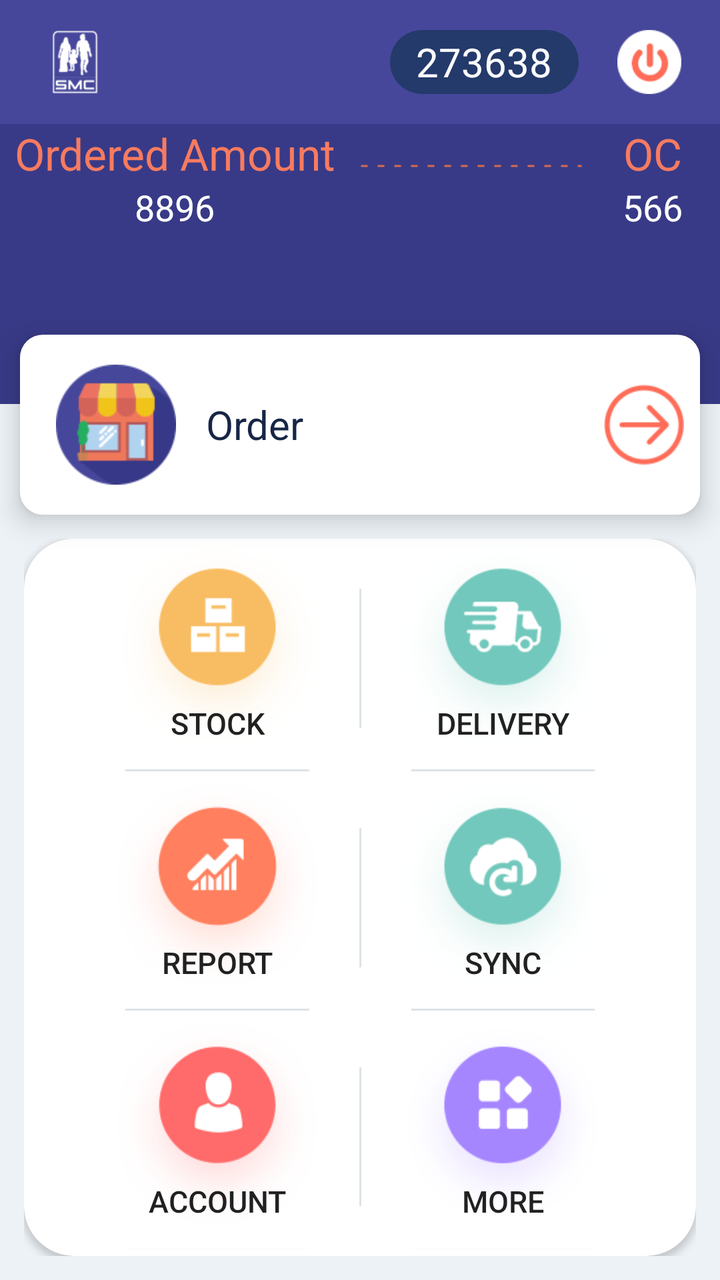
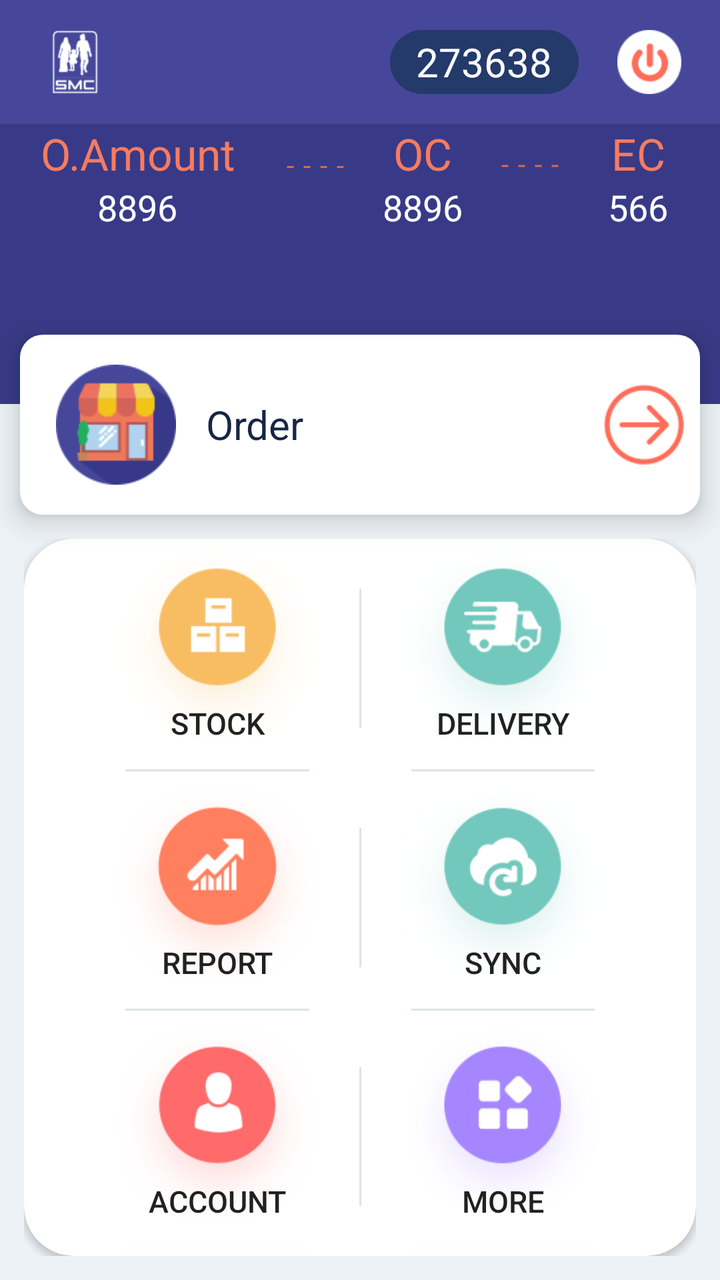

Screens rendered from an Android XML layout before and after an edit, with the pre-edit source and the edit as a unified diff.
<!-- AndroidManifest.xml: application theme AppTheme -->
<!-- res/layout/activity_dashboard.xml -->
<?xml version="1.0" encoding="utf-8"?>
<LinearLayout xmlns:android="http://schemas.android.com/apk/res/android"
    xmlns:app="http://schemas.android.com/apk/res-auto"
    xmlns:tools="http://schemas.android.com/tools"
    android:layout_width="match_parent"
    android:layout_height="match_parent"
    android:orientation="vertical"
    tools:context=".Dashboard">

    <LinearLayout
        android:layout_gravity="center_vertical"
        android:layout_width="match_parent"
        android:layout_height="match_parent"
        android:orientation="vertical"
        android:background="@color/background_color"
        android:weightSum="3.6">

        <LinearLayout
            android:layout_width="match_parent"
            android:layout_height="0dp"
            android:background="@color/secondary_color"
            android:weightSum="2"
            android:orientation="horizontal"
            android:layout_weight="0.4">
            <LinearLayout
                android:layout_width="0dp"
                android:layout_height="match_parent"
                android:weightSum="1"
                android:orientation="horizontal"
                android:gravity="left"
                android:layout_weight="1">
                <ImageView
                    android:id="@+id/back"
                    android:layout_width="0dp"
                    android:layout_height="match_parent"
                    android:layout_weight="0.3"
                    android:src="@drawable/logo1"
                    android:layout_margin="15dp"></ImageView>

            </LinearLayout>
            <LinearLayout
                android:layout_width="0dp"
                android:layout_height="match_parent"
                android:weightSum="1"
                android:gravity="right"
                android:orientation="horizontal"
                android:layout_weight="1">
                <TextView
                    android:id="@+id/user_txt_view"
                    android:layout_width="0dp"
                    android:layout_height="match_parent"
                    android:layout_weight="0.7"
                    android:layout_marginTop="15dp"
                    android:layout_marginBottom="15dp"
                    android:layout_marginLeft="15dp"
                    android:background="@drawable/login_id_bg_shade"
                    android:text="273638"
                    android:autoSizeTextType="uniform"
                    android:autoSizeMinTextSize="12sp"
                    android:autoSizeMaxTextSize="20sp"
                    android:autoSizeStepGranularity="2sp"
                    android:textColor="@color/background_white"
                    android:textAlignment="center"
                    android:gravity="center"></TextView>
                <ImageView
                    android:id="@+id/home"
                    android:layout_width="0dp"
                    android:layout_height="match_parent"
                    android:layout_weight="0.3"
                    android:src="@drawable/lb"
                    android:layout_margin="15dp">

                </ImageView>


            </LinearLayout>

        </LinearLayout>

        <LinearLayout
            android:layout_width="match_parent"
            android:layout_height="0dp"
            android:layout_gravity="center"
            android:layout_weight="0.9"
            android:background="@color/background"
            android:orientation="vertical">

            <LinearLayout
                android:layout_width="371dp"
                android:layout_height="84dp"
                android:weightSum="100"
                android:orientation="horizontal"
                android:layout_gravity="center">

                <LinearLayout
                    android:layout_width="0dp"
                    android:layout_weight="50"
                    android:layout_height="wrap_content"
                    android:orientation="vertical">

                <TextView
                    android:id="@+id/castTxt"
                    android:layout_width="match_parent"
                    android:layout_height="wrap_content"
                    android:gravity="center"
                    android:maxLines="1"
                    android:text="Ordered Amount"
                    android:layout_alignParentLeft="true"
                    android:textColor="#F77B60"
                    android:textSize="22sp"
                    />

                <TextView
                    android:id="@+id/cash_number"
                    android:layout_width="match_parent"
                    android:layout_height="wrap_content"
                    android:layout_alignBottom="@+id/castTxt"
                    android:text="8896"
                    android:textAlignment="center"
                    android:textColor="#FEFFFF"
                    android:textSize="18sp" />
                </LinearLayout>
                <View
                    android:layout_width="0dp"
                    android:layout_weight="30"
                    android:layout_marginTop="20dp"
                    android:layout_height="2dp"
                    android:layout_alignLeft="@+id/castTxt"

                    android:background="@drawable/dashline" />
                <LinearLayout
                    android:layout_width="0dp"
                    android:layout_weight="19"
                    android:layout_height="wrap_content"
                    android:orientation="vertical">
                <TextView
                    android:id="@+id/ocTxt"
                    android:layout_width="match_parent"
                    android:layout_height="wrap_content"
                    android:gravity="center"
                    android:maxLines="1"
                    android:text="OC"
                    android:textColor="#F77B60"
                    android:textSize="22sp"
                    android:layout_alignParentRight="true"
                   />

                <TextView
                    android:id="@+id/oc_value"
                    android:layout_width="match_parent"
                    android:layout_height="wrap_content"
                    android:layout_alignBottom="@+id/ocTxt"
                    android:layout_alignParentRight="true"
                    android:maxLines="1"
                    android:textAlignment="center"
                    android:text="566"
                    android:textColor="#FEFFFF"
                    android:textSize="18sp" />
                </LinearLayout>


            </LinearLayout>

        </LinearLayout>

        <LinearLayout
            android:id="@+id/logo"
            android:layout_width="340dp"
            android:layout_height="90dp"
            android:layout_gravity="center_horizontal"
            android:layout_marginTop="-35dp"
            android:gravity="left|center"
            android:elevation="8dp"
            android:background="@drawable/layout_bg"
            android:orientation="horizontal">

            <ImageView
                android:layout_width="60dp"
                android:layout_height="60dp"
                android:layout_marginLeft="15dp"
                android:src="@drawable/outleticon" />

            <TextView
                android:layout_width="wrap_content"
                android:layout_height="wrap_content"
                android:layout_marginLeft="15dp"
                android:text="Order"

                android:textColor="#172646"
                android:textSize="20sp" />

            <View
                android:layout_width="0dp"
                android:layout_height="0dp"
                android:layout_weight="1"
                />
            <ImageView
                android:layout_width="50dp"
                android:layout_height="40dp"
                android:layout_gravity="center"
                android:src="@drawable/goicon" />
        </LinearLayout>

        <LinearLayout
            android:layout_width="match_parent"
            android:layout_height="0dp"
            android:layout_weight="2.3"
            android:weightSum="3"
            android:layout_gravity="center"
            android:gravity="center"

            android:layout_margin="12dp"
            android:orientation="vertical">

            <androidx.cardview.widget.CardView
                android:layout_width="match_parent"
                android:layout_height="match_parent"
                app:cardCornerRadius="25dp"
                android:elevation="10dp"

                >

                <TableLayout
                    android:layout_width="match_parent"
                    android:layout_height="match_parent">

                    <TableRow
                        android:layout_width="fill_parent"
                        android:layout_height="0dp"
                        android:weightSum="2"
                        android:gravity="center"
                        android:layout_marginLeft="15dp"
                        android:layout_marginRight="15dp"
                        android:layout_weight="0.5">

                          <LinearLayout
                              android:layout_weight="0.8"
                              android:layout_width="match_parent"
                              android:layout_height="match_parent"
                              android:orientation="vertical"
                              android:gravity="center"
                              android:weightSum="1">

                              <Button
                                  android:id="@+id/stockBtn"
                                  android:layout_width="100dp"
                                  android:layout_height="100dp"

                                  android:background="@drawable/stock"
                                  android:gravity="center|bottom"
                                  android:padding="1dp"

                                  android:paddingBottom="10dp"
                                  android:singleLine="false"
                                  android:text="Stock"
                                  android:textSize="15sp" />
                             <View android:layout_height="1dp"
                                 android:layout_weight="0.01"
                                  android:layout_marginTop="12dp"
                                  android:layout_marginLeft="25dp"
                                  android:layout_marginRight="25dp"
                                  android:background="@color/shade_color"
                                  android:layout_width="match_parent"/>

                          </LinearLayout>

                        <View android:layout_height="match_parent"
                         android:layout_marginTop="25dp"
                            android:layout_marginBottom="25dp"
                         android:background="@color/shade_color"
                         android:layout_width="1dp"/>

                        <LinearLayout
                            android:layout_weight="0.8"
                            android:layout_width="match_parent"
                            android:layout_height="match_parent"
                            android:orientation="vertical"
                            android:gravity="center"
                            android:weightSum="1">
                            <Button
                                android:layout_width="100dp"
                                android:layout_height="100dp"
                                android:id="@+id/deliveryBtn"

                                android:background="@drawable/delivery"
                                android:text="Delivery"

                                android:padding="1dp"
                                android:textSize="15sp"
                                android:gravity="center|bottom"
                                android:paddingBottom="10dp"/>

                            <View android:layout_height="1dp"
                                android:layout_weight="0.01"
                                android:layout_marginLeft="25dp"
                                android:layout_marginTop="12dp"
                                android:layout_marginRight="25dp"
                                android:background="@color/shade_color"
                                android:layout_width="match_parent"/>

                        </LinearLayout>


                    </TableRow>

                    <TableRow
                        android:layout_width="fill_parent"
                        android:layout_height="0dp"
                        android:weightSum="2"
                        android:gravity="center"
                        android:layout_marginLeft="15dp"
                        android:layout_marginRight="15dp"
                        android:layout_weight="0.5">

                        <LinearLayout
                            android:layout_weight="0.8"
                            android:layout_width="match_parent"
                            android:layout_height="match_parent"
                            android:orientation="vertical"
                            android:gravity="center"
                            android:weightSum="1">
                            <Button
                                android:layout_width="100dp"
                                android:layout_height="100dp"
                                android:id="@+id/reportBtn"
                                android:background="@drawable/report"
                                android:text="report"

                                android:padding="1dp"
                                android:textSize="15sp"
                                android:gravity="center|bottom"
                                android:paddingBottom="10dp"/>
                            <View android:layout_height="1dp"
                                android:layout_weight="0.01"
                                android:layout_marginLeft="25dp"
                                android:layout_marginTop="12dp"
                                android:layout_marginRight="25dp"
                                android:background="@color/shade_color"
                                android:layout_width="match_parent"/>

                        </LinearLayout>


                        <View android:layout_height="match_parent"
                            android:layout_marginTop="25dp"
                            android:layout_marginBottom="25dp"
                            android:background="@color/shade_color"
                            android:layout_width="1dp"/>

                        
                        <LinearLayout
                            android:layout_weight="0.8"
                            android:layout_width="match_parent"
                            android:layout_height="match_parent"
                            android:gravity="center"
                            android:orientation="vertical"
                            android:weightSum="1">
                            <Button
                                android:layout_width="100dp"
                                android:layout_height="100dp"
                                android:id="@+id/sync_btn"

                                android:padding="1dp"
                                android:background="@drawable/sync"
                                android:text="Sync"

                                android:textSize="15sp"
                                android:gravity="center|bottom"
                                android:singleLine="false"
                                android:paddingBottom="10dp"/>
                            <View android:layout_height="1dp"
                                android:layout_weight="0.01"
                                android:layout_marginLeft="25dp"
                                android:layout_marginTop="12dp"
                                android:layout_marginRight="25dp"
                                android:background="@color/shade_color"
                                android:layout_width="match_parent"/>

                        </LinearLayout>



                    </TableRow>

                    <TableRow
                        android:layout_width="fill_parent"
                        android:layout_height="0dp"
                        android:weightSum="2"
                        android:gravity="center"
                        android:layout_marginLeft="15dp"
                        android:layout_marginRight="15dp"
                        android:layout_weight="0.5">

                        <LinearLayout
                            android:layout_weight="0.8"
                            android:layout_width="match_parent"
                            android:layout_height="match_parent"
                            android:gravity="center"
                            android:orientation="vertical"
                            android:weightSum="1">
                        <Button
                            android:layout_width="100dp"
                            android:layout_height="100dp"
                            android:id="@+id/accountBtn"

                            android:background="@drawable/account"
                            android:text="Account"
                            android:textSize="15sp"

                            android:padding="1dp"
                            android:gravity="center|bottom"
                            android:paddingBottom="10dp"/>

                        <View android:layout_height="1dp"
                            android:layout_marginLeft="25dp"
                            android:layout_marginRight="25dp"
                            android:layout_marginTop="12dp"
                            android:background="@color/background_white"
                            android:layout_width="match_parent"/>

                        </LinearLayout>

                        <View android:layout_height="match_parent"
                            android:layout_marginTop="25dp"
                            android:layout_marginBottom="25dp"
                            android:background="@color/shade_color"
                            android:layout_width="1dp"/>

                        <LinearLayout
                            android:layout_weight="0.8"
                            android:layout_width="match_parent"
                            android:layout_height="match_parent"
                            android:gravity="center"
                            android:orientation="vertical"
                            android:weightSum="1">
                            <Button

                                android:layout_width="100dp"
                                android:layout_height="100dp"
                                android:id="@+id/toolBtn"
                                android:background="@drawable/more"
                                android:text="More"
                                android:padding="1dp"

                                android:textSize="15sp"
                                android:gravity="center|bottom"
                                android:paddingBottom="10dp"/>


                            <View android:layout_height="1dp"
                                android:layout_marginLeft="25dp"
                                android:layout_marginRight="25dp"
                                android:layout_marginTop="12dp"
                                android:background="@color/background_white"
                                android:layout_width="match_parent"/>

                        </LinearLayout>



                    </TableRow>

                </TableLayout>

            </androidx.cardview.widget.CardView>

        </LinearLayout>
    </LinearLayout>


</LinearLayout>
<!-- resources referenced by this layout -->
<resources>
  <color name="background">#383A87</color>
  <color name="background_color">#EDF2F6</color>
  <color name="background_white">#FCFCFC</color>
  <color name="secondary_color">#46479A</color>
  <color name="shade_color">#DCE3E7</color>
  <!-- drawable account: png bitmap (drawable, 5982 bytes) -->
  <!-- drawable dashline (drawable) -->
  <?xml version="1.0" encoding="utf-8"?>
  <shape xmlns:android="http://schemas.android.com/apk/res/android"
      android:shape="line">
  
      <stroke
          android:color="#D66B53"
          android:dashWidth="10px"
          android:dashGap="15px"
          android:width="1dp"/>
  </shape>
  <!-- drawable delivery: png bitmap (drawable, 6838 bytes) -->
  <!-- drawable goicon: png bitmap (drawable, 2068 bytes) -->
  <!-- drawable layout_bg (drawable) -->
  <?xml version="1.0" encoding="UTF-8"?>
  <shape xmlns:android="http://schemas.android.com/apk/res/android">
      <solid android:color="#FFFFFF"/>
      <stroke android:width="3dp" android:color="#FFFFFF" />
      <corners android:radius="10dp"/>
      <padding android:left="3dp" android:top="3dp" android:right="3dp" android:bottom="3dp" />
  </shape>
  <!-- drawable lb: png bitmap (drawable, 1756 bytes) -->
  <!-- drawable login_id_bg_shade (drawable) -->
  <?xml version="1.0" encoding="utf-8"?>
  <shape xmlns:android="http://schemas.android.com/apk/res/android"
      android:shape="rectangle" >
  
      <corners
          android:bottomLeftRadius="30dp"
          android:bottomRightRadius="30dp"
          android:radius="60dp"
          android:topLeftRadius="30dp"
          android:topRightRadius="30dp" />
  
      <solid android:color="@color/in" />
  
      <padding
          android:bottom="0dp"
          android:left="0dp"
          android:right="0dp"
          android:top="0dp" />
  
      <size
          android:height="30dp"
          android:width="130dp" />
  
  </shape>
  <!-- drawable logo1: png bitmap (drawable, 2999 bytes) -->
  <!-- drawable more: png bitmap (drawable, 5759 bytes) -->
  <!-- drawable outleticon: png bitmap (drawable, 3397 bytes) -->
  <!-- drawable report: png bitmap (drawable, 5811 bytes) -->
  <!-- drawable stock: png bitmap (drawable, 5443 bytes) -->
  <!-- drawable sync: png bitmap (drawable, 6913 bytes) -->
  <style name="AppTheme" parent="Theme.AppCompat.Light.NoActionBar">
          
          <item name="colorPrimary">@color/colorPrimary</item>
          <item name="colorPrimaryDark">@color/colorPrimaryDark</item>
          <item name="colorAccent">@color/colorAccent</item>
      </style>
  <color name="in">#243A6B</color>
  <color name="colorPrimary">#383A87</color>
  <color name="colorPrimaryDark">#383A87</color>
  <color name="colorAccent">#D81B60</color>
</resources>

<!-- the commit's change to res/layout/activity_dashboard.xml (unified diff, before → after) -->
@@ -94,24 +94,61 @@
 
                 <LinearLayout
                     android:layout_width="0dp"
-                    android:layout_weight="50"
+                    android:layout_weight="40"
                     android:layout_height="wrap_content"
                     android:orientation="vertical">
 
+                    <TextView
+                        android:id="@+id/castTxt"
+                        android:layout_width="match_parent"
+                        android:layout_height="wrap_content"
+                        android:gravity="center"
+                        android:maxLines="1"
+                        android:text="O.Amount"
+                        android:layout_alignParentLeft="true"
+                        android:textColor="#F77B60"
+                        android:textSize="22sp"
+                        />
+
+                    <TextView
+                        android:id="@+id/cash_number"
+                        android:layout_width="match_parent"
+                        android:layout_height="wrap_content"
+                        android:layout_alignBottom="@+id/castTxt"
+                        android:text="8896"
+                        android:textAlignment="center"
+                        android:textColor="#FEFFFF"
+                        android:textSize="18sp" />
+                </LinearLayout>
+
+                <View
+                    android:layout_width="0dp"
+                    android:layout_height="3dp"
+                    android:layout_alignLeft="@+id/castTxt"
+                    android:layout_marginTop="20dp"
+                    android:layout_weight="8"
+
+                    android:background="@drawable/dashline" />
+                <LinearLayout
+                    android:layout_width="0dp"
+                    android:layout_weight="21"
+                    android:layout_height="wrap_content"
+                    android:orientation="vertical">
+
                 <TextView
-                    android:id="@+id/castTxt"
+                    android:id="@+id/ectxt"
                     android:layout_width="match_parent"
                     android:layout_height="wrap_content"
                     android:gravity="center"
                     android:maxLines="1"
-                    android:text="Ordered Amount"
+                    android:text="OC"
                     android:layout_alignParentLeft="true"
                     android:textColor="#F77B60"
                     android:textSize="22sp"
                     />
 
                 <TextView
-                    android:id="@+id/cash_number"
+                    android:id="@+id/oc"
                     android:layout_width="match_parent"
                     android:layout_height="wrap_content"
                     android:layout_alignBottom="@+id/castTxt"
@@ -120,17 +157,18 @@
                     android:textColor="#FEFFFF"
                     android:textSize="18sp" />
                 </LinearLayout>
+
                 <View
                     android:layout_width="0dp"
-                    android:layout_weight="30"
-                    android:layout_marginTop="20dp"
                     android:layout_height="2dp"
                     android:layout_alignLeft="@+id/castTxt"
+                    android:layout_marginTop="20dp"
+                    android:layout_weight="8"
 
                     android:background="@drawable/dashline" />
                 <LinearLayout
                     android:layout_width="0dp"
-                    android:layout_weight="19"
+                    android:layout_weight="21"
                     android:layout_height="wrap_content"
                     android:orientation="vertical">
                 <TextView
@@ -139,7 +177,7 @@
                     android:layout_height="wrap_content"
                     android:gravity="center"
                     android:maxLines="1"
-                    android:text="OC"
+                    android:text="EC"
                     android:textColor="#F77B60"
                     android:textSize="22sp"
                     android:layout_alignParentRight="true"
